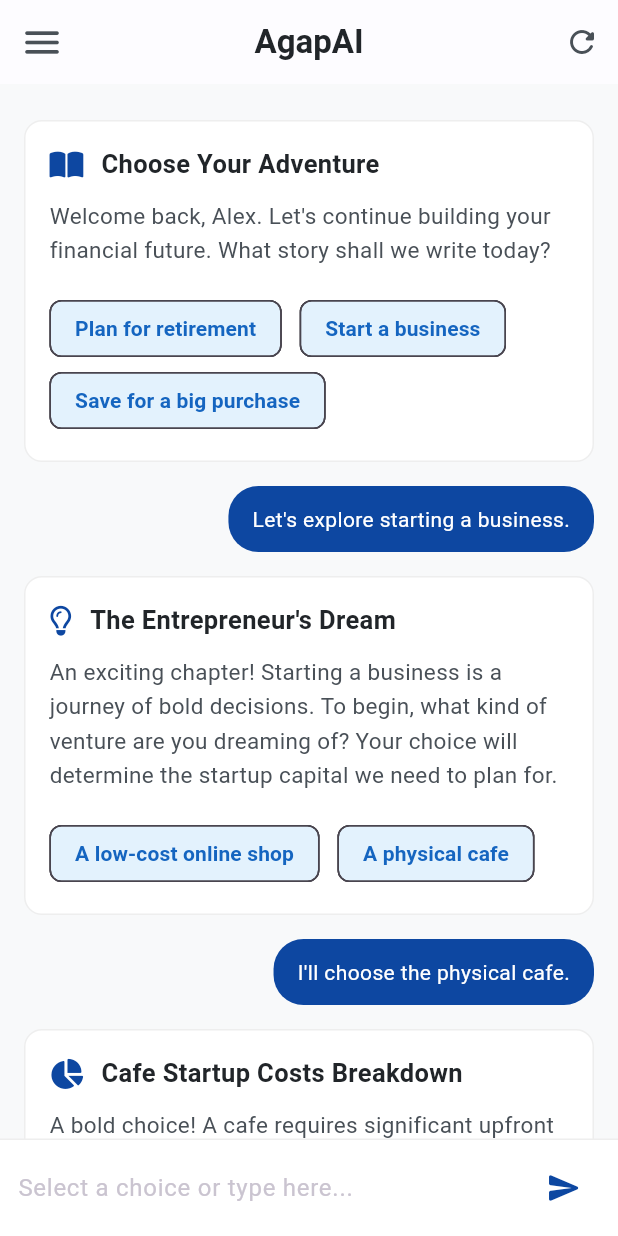
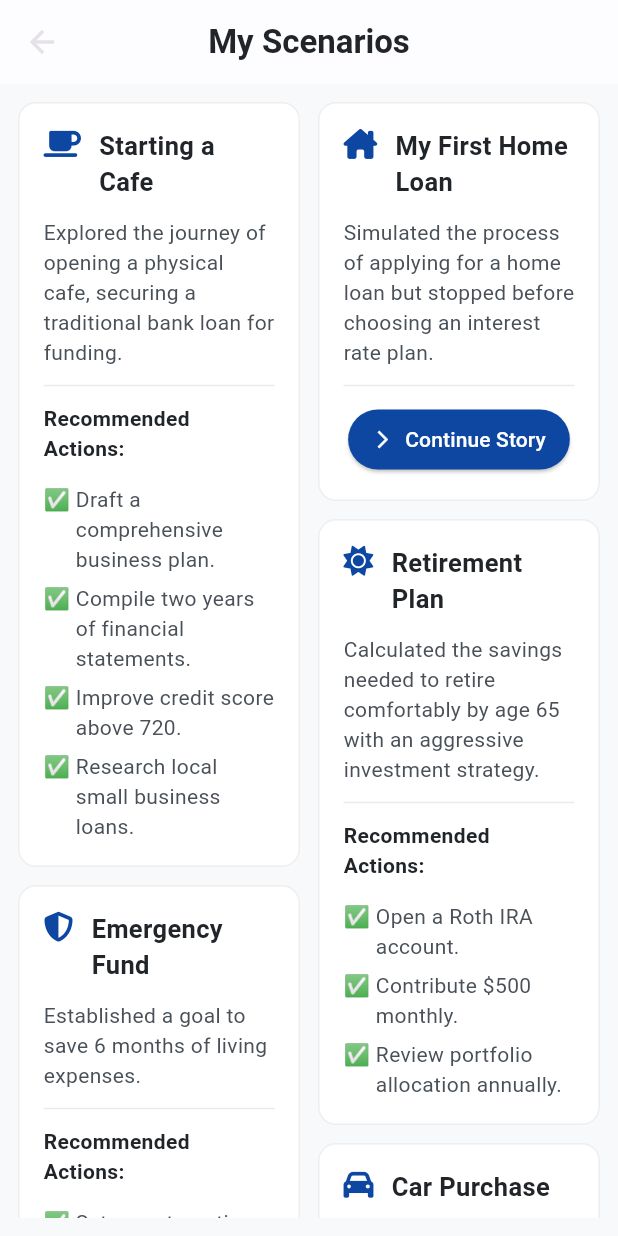
Before and after one commit to RamosQuim/BPI-Hackathon-2025-TagumpAI, a Flutter app: the screen it shows after launch, on a phone screen of 412 x 824 dp. Run offline on Flutter 3.47's test engine with Material 3 defaults, Android fonts, the phone set to English and light mode, and no system bars; our stand-ins replace fl_chart, font_awesome_flutter.

Commit message:
ui: ADDED history page

```diff
--- a/lib/main.dart
+++ b/lib/main.dart
@@ -1,5 +1,6 @@
 import 'package:flutter/material.dart';
 import 'package:test_app/screens/chatbot.dart';
+import 'package:test_app/screens/history.dart';
 import 'package:test_app/screens/login.dart';
 import 'package:test_app/screens/signup.dart';
 
@@ -16,7 +17,7 @@
   Widget build(BuildContext context) {
     return MaterialApp(
       title: 'AgapAI',
-      initialRoute: '/main', // TO-DO: Change the appropriate route for a specific page
+      initialRoute: '/history', // TO-DO: Change the appropriate route for a specific page
       debugShowCheckedModeBanner: false,
       theme: ThemeData(
         brightness: Brightness.dark,
@@ -25,7 +26,8 @@
       routes: {
         '/': (context) => const LoginPage(),
         '/signup': (context) => const SignupPage(),
-        '/main': (context) => const MainPage()
+        '/main': (context) => const MainPage(),
+        '/history': (context) => HistoryPage()
       },
     );
   }
--- /dev/null
+++ b/lib/screens/history.dart
@@ -0,0 +1,219 @@
+import 'package:flutter/material.dart';
+import 'package:flutter_staggered_grid_view/flutter_staggered_grid_view.dart';
+import 'package:font_awesome_flutter/font_awesome_flutter.dart';
+
+// --- DATA MODEL for a single history item ---
+class HistoryItem {
+  final String title;
+  final IconData icon;
+  final String summary;
+  final List<String> recommendedActions;
+  final bool isFinished;
+
+  HistoryItem({
+    required this.title,
+    required this.icon,
+    required this.summary,
+    this.recommendedActions = const [],
+    this.isFinished = true,
+  });
+}
+
+// --- HISTORY PAGE WIDGET ---
+class HistoryPage extends StatelessWidget {
+  HistoryPage({super.key});
+
+  // --- DUMMY DATA ---
+  final List<HistoryItem> historyItems = [
+    HistoryItem(
+      title: "Starting a Cafe",
+      icon: FontAwesomeIcons.mugSaucer,
+      summary: "Explored the journey of opening a physical cafe, securing a traditional bank loan for funding.",
+      isFinished: true,
+      recommendedActions: [
+        "Draft a comprehensive business plan.",
+        "Compile two years of financial statements.",
+        "Improve credit score above 720.",
+        "Research local small business loans.",
+      ],
+    ),
+    HistoryItem(
+      title: "My First Home Loan",
+      icon: FontAwesomeIcons.houseChimney,
+      summary: "Simulated the process of applying for a home loan but stopped before choosing an interest rate plan.",
+      isFinished: false,
+    ),
+    HistoryItem(
+      title: "Retirement Plan",
+      icon: FontAwesomeIcons.solidSun,
+      summary: "Calculated the savings needed to retire comfortably by age 65 with an aggressive investment strategy.",
+      isFinished: true,
+      recommendedActions: [
+        "Open a Roth IRA account.",
+        "Contribute \$500 monthly.",
+        "Review portfolio allocation annually.",
+      ],
+    ),
+    HistoryItem(
+      title: "Emergency Fund",
+      icon: FontAwesomeIcons.shieldHalved,
+      summary: "Established a goal to save 6 months of living expenses.",
+      isFinished: true,
+      recommendedActions: [
+        "Set up automatic transfers to a high-yield savings account.",
+        "Reduce non-essential spending by 15%.",
+      ],
+    ),
+    HistoryItem(
+      title: "Car Purchase",
+      icon: FontAwesomeIcons.car,
+      summary: "Compared financing options for buying a new car, including dealership financing vs. a personal loan.",
+      isFinished: false,
+    ),
+  ];
+
+  @override
+  Widget build(BuildContext context) {
+    return Scaffold(
+      backgroundColor: const Color(0xFFF8F9FA),
+      appBar: AppBar(
+        backgroundColor: Colors.white,
+        elevation: 1,
+        centerTitle: true,
+        title: const Text(
+          'My Scenarios',
+          style: TextStyle(
+            fontWeight: FontWeight.bold,
+            color: Color(0xFF212529),
+          ),
+        ),
+      ),
+      body: Padding(
+        padding: const EdgeInsets.all(12.0),
+        // Using MasonryGridView for the uneven tiles effect
+        child: MasonryGridView.builder(
+          itemCount: historyItems.length,
+          gridDelegate: const SliverSimpleGridDelegateWithFixedCrossAxisCount(
+            crossAxisCount: 2,
+          ),
+          mainAxisSpacing: 12.0,
+          crossAxisSpacing: 12.0,
+          itemBuilder: (context, index) {
+            return _HistoryCard(item: historyItems[index]);
+          },
+        ),
+      ),
+    );
+  }
+}
+
+// --- CUSTOM HISTORY CARD WIDGET ---
+class _HistoryCard extends StatelessWidget {
+  final HistoryItem item;
+  const _HistoryCard({required this.item});
+
+  @override
+  Widget build(BuildContext context) {
+    return Container(
+      padding: const EdgeInsets.all(16.0),
+      decoration: BoxDecoration(
+        color: Colors.white,
+        borderRadius: BorderRadius.circular(12),
+        border: Border.all(color: Colors.grey.shade200),
+      ),
+      child: Column(
+        crossAxisAlignment: CrossAxisAlignment.start,
+        children: [
+          // Header: Icon and Title
+          Row(
+            crossAxisAlignment: CrossAxisAlignment.start,
+            children: [
+              FaIcon(item.icon, color: const Color(0xFF0D47A1), size: 20),
+              const SizedBox(width: 12),
+              Expanded(
+                child: Text(
+                  item.title,
+                  style: const TextStyle(
+                    color: Color(0xFF212529),
+                    fontWeight: FontWeight.bold,
+                    fontSize: 17,
+                  ),
+                ),
+              ),
+            ],
+          ),
+          const SizedBox(height: 12),
+
+          // Summary Text
+          Text(
+            item.summary,
+            style: const TextStyle(
+              color: Color(0xFF495057),
+              fontSize: 14,
+              height: 1.4,
+            ),
+          ),
+          const Divider(height: 24, color: Color(0xFFE9ECEF)),
+
+          // Conditional Content: Recommendations or CTA Button
+          if (item.isFinished)
+            _buildRecommendations(item.recommendedActions)
+          else
+            _buildContinueButton(),
+        ],
+      ),
+    );
+  }
+
+  Widget _buildRecommendations(List<String> actions) {
+    return Column(
+      crossAxisAlignment: CrossAxisAlignment.start,
+      children: [
+        const Text(
+          'Recommended Actions:',
+          style: TextStyle(
+            fontWeight: FontWeight.bold,
+            color: Color(0xFF212529),
+            fontSize: 14,
+          ),
+        ),
+        const SizedBox(height: 8),
+        // Create a checklist from the actions list
+        for (String action in actions)
+          Padding(
+            padding: const EdgeInsets.only(top: 6.0),
+            child: Row(
+              crossAxisAlignment: CrossAxisAlignment.start,
+              children: [
+                const Text("✅ ", style: TextStyle(fontSize: 14)),
+                Expanded(
+                  child: Text(
+                    action,
+                    style: const TextStyle(fontSize: 14, color: Color(0xFF495057)),
+                  ),
+                ),
+              ],
+            ),
+          ),
+      ],
+    );
+  }
+
+  Widget _buildContinueButton() {
+    return Center(
+      child: ElevatedButton.icon(
+        onPressed: () {},
+        icon: const Icon(Icons.arrow_forward_ios, size: 14),
+        label: const Text('Continue Story'),
+        style: ElevatedButton.styleFrom(
+          backgroundColor: const Color(0xFF0D47A1),
+          foregroundColor: Colors.white,
+          shape: RoundedRectangleBorder(
+            borderRadius: BorderRadius.circular(30.0),
+          ),
+          padding: const EdgeInsets.symmetric(horizontal: 16, vertical: 10),
+        ),
+      ),
+    );
+  }
+}
--- a/pubspec.yaml
+++ b/pubspec.yaml
@@ -33,6 +33,7 @@
   font_awesome_flutter: ^10.7.0
   fl_chart: ^0.68.0
   intl: ^0.19.0
+  flutter_staggered_grid_view: ^0.7.0
   # The following adds the Cupertino Icons font to your application.
   # Use with the CupertinoIcons class for iOS style icons.
   cupertino_icons: ^1.0.8
```
Also changed, not shown: pubspec.lock.
